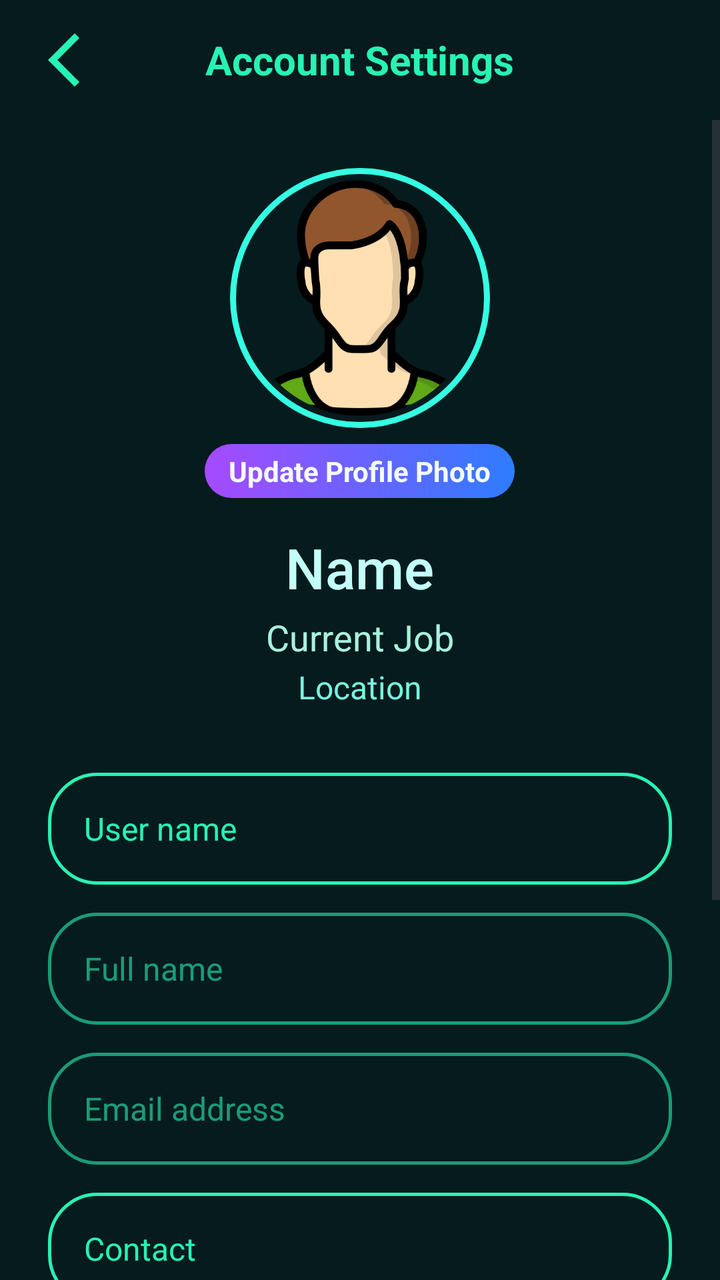
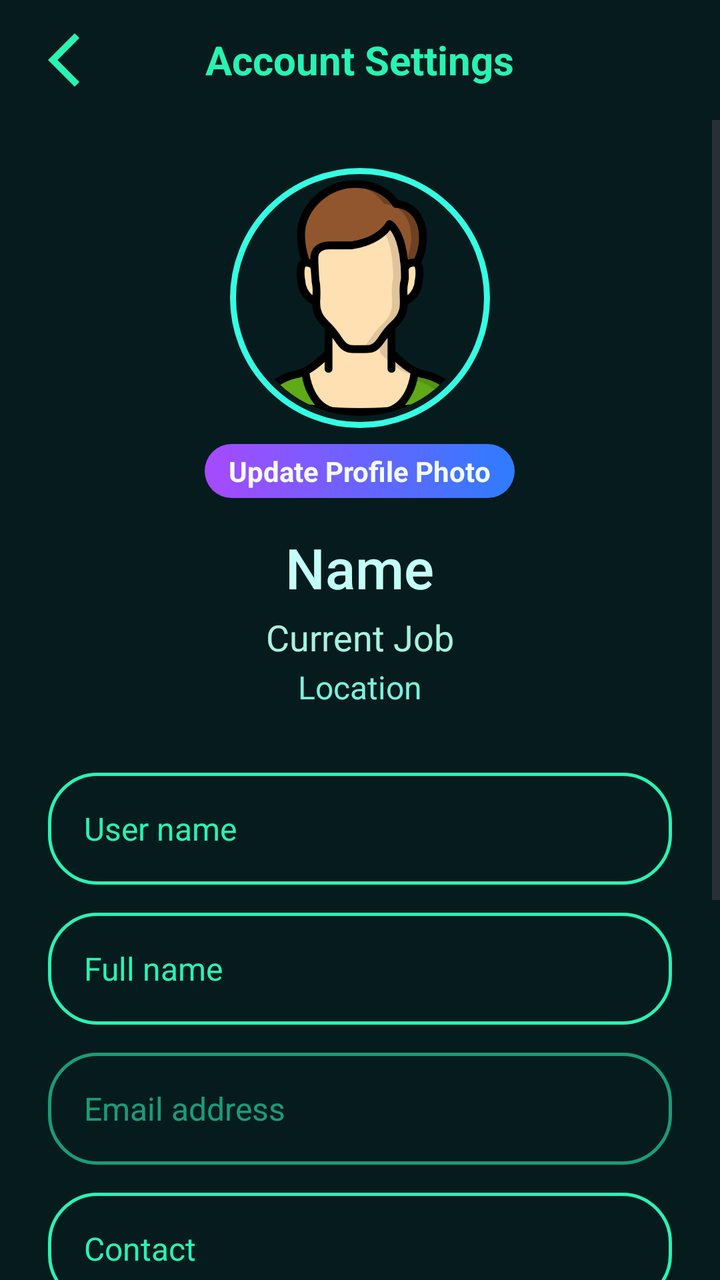

Compare the two renders of this Android layout. The source of the first and the diff that turns it into the second are given below.
<!-- AndroidManifest.xml: application theme Theme.SkillSwapAGenZSkillExchanger -->
<!-- res/layout/activity_account_settings.xml -->
<?xml version="1.0" encoding="utf-8"?>
<LinearLayout xmlns:android="http://schemas.android.com/apk/res/android"
    xmlns:app="http://schemas.android.com/apk/res-auto"
    android:layout_width="match_parent"
    android:layout_height="match_parent"
    android:background="#061B1D"
    android:orientation="vertical">

    
    <RelativeLayout
        android:layout_width="match_parent"
        android:layout_height="60dp"
        android:paddingHorizontal="16dp">

        <ImageView
            android:id="@+id/btn_back"
            android:layout_width="32dp"
            android:layout_height="32dp"
            android:layout_centerVertical="true"
            android:src="@drawable/ic_back_activity"
            android:background="?attr/selectableItemBackgroundBorderless"
            android:clickable="true"
            android:focusable="true"/>

        <TextView
            android:layout_width="wrap_content"
            android:layout_height="wrap_content"
            android:layout_centerInParent="true"
            android:text="Account Settings"
            android:textColor="#27F3B3"
            android:textSize="20sp"
            android:textStyle="bold" />
    </RelativeLayout>

    <ScrollView
        android:layout_width="match_parent"
        android:layout_height="match_parent"
        android:fillViewport="true">

        <LinearLayout
            android:layout_width="match_parent"
            android:layout_height="wrap_content"
            android:orientation="vertical"
            android:padding="24dp">

            
            <FrameLayout
                android:layout_width="130dp"
                android:layout_height="130dp"
                android:layout_gravity="center"
                android:background="@drawable/profile_ring"
                android:padding="4dp">

                <com.google.android.material.imageview.ShapeableImageView
                    android:id="@+id/profile_pic"
                    android:layout_width="match_parent"
                    android:layout_height="match_parent"
                    android:src="@drawable/man"
                    android:scaleType="centerCrop"
                    app:shapeAppearanceOverlay="@style/CircleImageView"
                    android:padding="2dp"/>
            </FrameLayout>

            
            <TextView
                android:id="@+id/tv_update_photo"
                android:layout_width="wrap_content"
                android:layout_height="wrap_content"
                android:layout_gravity="center"
                android:layout_marginTop="8dp"
                android:text="Update Profile Photo"
                android:textColor="#F4FDFB"
                android:textSize="14sp"
                android:textStyle="bold"
                android:background="@drawable/bg_btn_login"
                android:paddingHorizontal="12dp"
                android:paddingVertical="4dp"
                android:clickable="true"
                android:focusable="true"/>

            
            <TextView
                android:id="@+id/name"
                android:layout_width="wrap_content"
                android:layout_height="wrap_content"
                android:text="Name"
                android:textColor="#C3FFF9"
                android:layout_gravity="center"
                android:paddingTop="16dp"
                android:textSize="28sp"
                android:fontFamily="sans-serif-medium"/>

            
            <TextView
                android:id="@+id/tv_job"
                android:layout_width="wrap_content"
                android:layout_height="wrap_content"
                android:text="Current Job"
                android:layout_gravity="center"
                android:textColor="#A8F2DD"
                android:textSize="18sp"
                android:paddingTop="4dp"/>

            
            <TextView
                android:id="@+id/location"
                android:layout_width="wrap_content"
                android:layout_height="wrap_content"
                android:text="Location"
                android:layout_gravity="center"
                android:textColor="#7AF2DD"
                android:textSize="16sp"
                android:paddingTop="2dp"/>

            
            <EditText
                android:id="@+id/et_user_name"
                android:layout_width="match_parent"
                android:layout_height="56dp"
                android:layout_marginTop="32dp"
                android:background="@drawable/bg_input_outline"
                android:paddingStart="18dp"
                android:paddingEnd="18dp"
                android:hint="User name"
                android:textColor="#27F3B3"
                android:textColorHint="#27F3B3"
                android:textSize="16sp"
                android:singleLine="true" />

            <EditText
                android:id="@+id/et_full_name"
                android:layout_width="match_parent"
                android:layout_height="56dp"
                android:layout_marginTop="14dp"
                android:background="@drawable/bg_input_outline"
                android:paddingStart="18dp"
                android:paddingEnd="18dp"
                android:hint="Full name"
                android:textColor="#27F3B3"
                android:textColorHint="#27F3B3"
                android:textSize="16sp"
                android:singleLine="true"
                android:focusable="false"
                android:clickable="false"
                android:alpha="0.6"/>

            <EditText
                android:id="@+id/et_email"
                android:layout_width="match_parent"
                android:layout_height="56dp"
                android:layout_marginTop="14dp"
                android:background="@drawable/bg_input_outline"
                android:paddingStart="18dp"
                android:paddingEnd="18dp"
                android:hint="Email address"
                android:textColor="#27F3B3"
                android:textColorHint="#27F3B3"
                android:textSize="16sp"
                android:singleLine="true"
                android:focusable="false"
                android:clickable="false"
                android:alpha="0.6"/>

            <EditText
                android:id="@+id/et_contact"
                android:layout_width="match_parent"
                android:layout_height="56dp"
                android:layout_marginTop="14dp"
                android:background="@drawable/bg_input_outline"
                android:paddingStart="18dp"
                android:paddingEnd="18dp"
                android:hint="Contact"
                android:inputType="phone"
                android:textColor="#27F3B3"
                android:textColorHint="#27F3B3"
                android:textSize="16sp"
                android:singleLine="true" />

            <EditText
                android:id="@+id/et_dob"
                android:layout_width="match_parent"
                android:layout_height="56dp"
                android:layout_marginTop="14dp"
                android:background="@drawable/bg_input_outline"
                android:paddingStart="18dp"
                android:paddingEnd="18dp"
                android:hint="Date of birth"
                android:textColor="#27F3B3"
                android:textColorHint="#27F3B3"
                android:textSize="16sp"
                android:singleLine="true"
                android:focusable="false"
                android:clickable="false"
                android:alpha="0.6"/>

            
            <TextView
                android:id="@+id/btn_change_password"
                android:layout_width="match_parent"
                android:layout_height="56dp"
                android:layout_marginTop="24dp"
                android:background="@drawable/bg_signup_btn"
                android:gravity="center"
                android:text="Change Password"
                android:textColor="#02131C"
                android:textSize="18sp"
                android:textStyle="bold" />

            
            <TextView
                android:id="@+id/btn_save_info"
                android:layout_width="match_parent"
                android:layout_height="56dp"
                android:layout_marginTop="16dp"
                android:layout_marginBottom="24dp"
                android:background="@drawable/bg_btn_login"
                android:gravity="center"
                android:text="Save Info"
                android:textColor="#F4FDFB"
                android:textSize="18sp"
                android:textStyle="bold"
                android:alpha="0.5"
                android:clickable="false" />

        </LinearLayout>
    </ScrollView>

</LinearLayout>
<!-- resources referenced by this layout -->
<resources>
  <!-- drawable bg_btn_login (drawable) -->
  <shape xmlns:android="http://schemas.android.com/apk/res/android"
      android:shape="rectangle">
  
      <corners android:radius="24dp" />
  
      <gradient
          android:type="linear"
          android:startColor="#A64AFF"
          android:endColor="#2E7CFF"
          android:angle="0" />
  </shape>
  <!-- drawable bg_input_outline (drawable) -->
  <shape xmlns:android="http://schemas.android.com/apk/res/android">
      <solid android:color="@android:color/transparent" />
      <stroke
          android:width="1.7dp"
          android:color="#27F3B3" />
      <corners android:radius="24dp" />
  </shape>
  <!-- drawable bg_signup_btn (drawable) -->
  <shape xmlns:android="http://schemas.android.com/apk/res/android">
      <corners android:radius="24dp" />
      <solid android:color="#18FCE6" />
  </shape>
  <!-- drawable ic_back_activity (drawable) -->
  <vector xmlns:android="http://schemas.android.com/apk/res/android" android:height="24dp" android:tint="#27F3B3" android:viewportHeight="24" android:viewportWidth="24" android:width="24dp">
        
      <path android:fillColor="@android:color/white" android:pathData="M17.77,3.77l-1.77,-1.77l-10,10l10,10l1.77,-1.77l-8.23,-8.23z"/>
      
  </vector>
  <!-- drawable man: png bitmap (drawable, 31781 bytes) -->
  <!-- drawable profile_ring (drawable) -->
  <shape xmlns:android="http://schemas.android.com/apk/res/android"
      android:shape="oval">
  
      <stroke
          android:width="3dp"
          android:color="#34FFE3" />
  
      <solid android:color="@android:color/transparent" />
  </shape>
  <style name="CircleImageView" parent="">
          <item name="cornerFamily">rounded</item>
          <item name="cornerSize">50%</item>
      </style>
  <style name="Theme.SkillSwapAGenZSkillExchanger" parent="Base.Theme.SkillSwapAGenZSkillExchanger" />
  <style name="Base.Theme.SkillSwapAGenZSkillExchanger" parent="Theme.Material3.DayNight.NoActionBar">
          
          <item name="android:statusBarColor">#103238</item>
          
      </style>
</resources>

<!-- the commit's change to res/layout/activity_account_settings.xml (unified diff, before → after) -->
@@ -139,59 +139,55 @@
                 android:textColor="#27F3B3"
                 android:textColorHint="#27F3B3"
                 android:textSize="16sp"
+                android:singleLine="true" />
+
+            <EditText
+                android:id="@+id/et_email"
+                android:layout_width="match_parent"
+                android:layout_height="56dp"
+                android:layout_marginTop="14dp"
+                android:background="@drawable/bg_input_outline"
+                android:paddingStart="18dp"
+                android:paddingEnd="18dp"
+                android:hint="Email address"
+                android:textColor="#27F3B3"
+                android:textColorHint="#27F3B3"
+                android:textSize="16sp"
                 android:singleLine="true"
                 android:focusable="false"
                 android:clickable="false"
                 android:alpha="0.6"/>
 
             <EditText
-                android:id="@+id/et_email"
-                android:layout_width="match_parent"
-                android:layout_height="56dp"
-                android:layout_marginTop="14dp"
-                android:background="@drawable/bg_input_outline"
-                android:paddingStart="18dp"
-                android:paddingEnd="18dp"
-                android:hint="Email address"
+                android:id="@+id/et_contact"
+                android:layout_width="match_parent"
+                android:layout_height="56dp"
+                android:layout_marginTop="14dp"
+                android:background="@drawable/bg_input_outline"
+                android:paddingStart="18dp"
+                android:paddingEnd="18dp"
+                android:hint="Contact"
+                android:inputType="phone"
+                android:textColor="#27F3B3"
+                android:textColorHint="#27F3B3"
+                android:textSize="16sp"
+                android:singleLine="true" />
+
+            <EditText
+                android:id="@+id/et_dob"
+                android:layout_width="match_parent"
+                android:layout_height="56dp"
+                android:layout_marginTop="14dp"
+                android:background="@drawable/bg_input_outline"
+                android:paddingStart="18dp"
+                android:paddingEnd="18dp"
+                android:hint="Date of birth"
                 android:textColor="#27F3B3"
                 android:textColorHint="#27F3B3"
                 android:textSize="16sp"
                 android:singleLine="true"
                 android:focusable="false"
-                android:clickable="false"
-                android:alpha="0.6"/>
-
-            <EditText
-                android:id="@+id/et_contact"
-                android:layout_width="match_parent"
-                android:layout_height="56dp"
-                android:layout_marginTop="14dp"
-                android:background="@drawable/bg_input_outline"
-                android:paddingStart="18dp"
-                android:paddingEnd="18dp"
-                android:hint="Contact"
-                android:inputType="phone"
-                android:textColor="#27F3B3"
-                android:textColorHint="#27F3B3"
-                android:textSize="16sp"
-                android:singleLine="true" />
-
-            <EditText
-                android:id="@+id/et_dob"
-                android:layout_width="match_parent"
-                android:layout_height="56dp"
-                android:layout_marginTop="14dp"
-                android:background="@drawable/bg_input_outline"
-                android:paddingStart="18dp"
-                android:paddingEnd="18dp"
-                android:hint="Date of birth"
-                android:textColor="#27F3B3"
-                android:textColorHint="#27F3B3"
-                android:textSize="16sp"
-                android:singleLine="true"
-                android:focusable="false"
-                android:clickable="false"
-                android:alpha="0.6"/>
+                android:clickable="true" />
 
             
             <TextView
